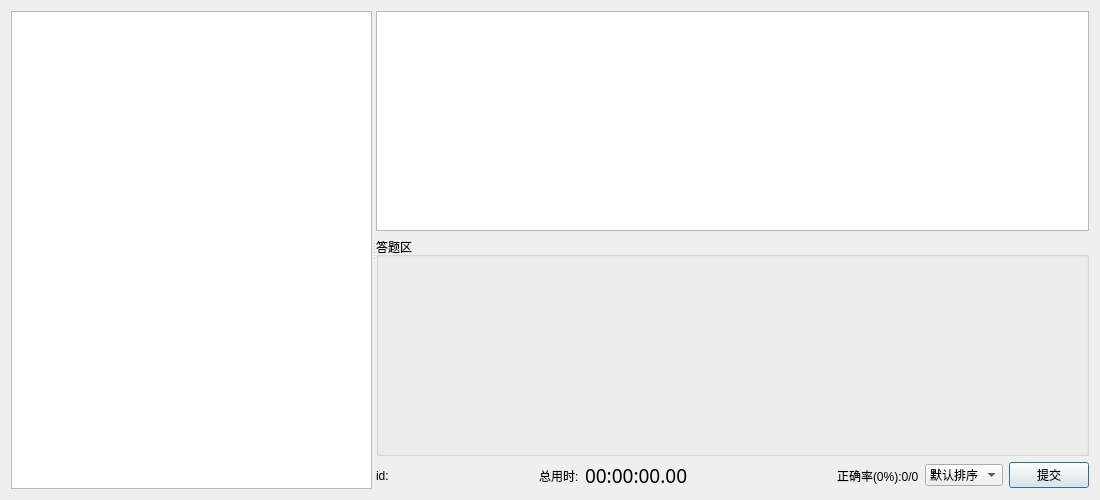
DKLost/questions, file ui/learningdialog.ui: the form before one commit.
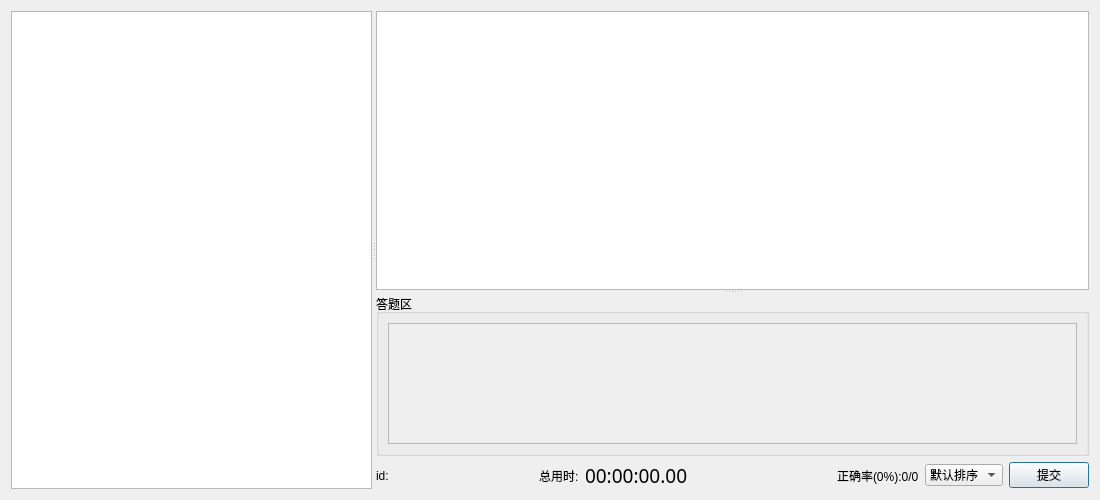
The form after the commit.

Commit message: 添加答题栏可滚动显示的功能

Patch:
```diff
--- a/ui/learningdialog.ui
+++ b/ui/learningdialog.ui
@@ -21,34 +21,14 @@
   </property>
   <layout class="QVBoxLayout" name="verticalLayout_2">
    <item>
-    <widget class="QSplitter" name="splitter">
+    <widget class="QSplitter" name="splitter_2">
      <property name="orientation">
       <enum>Qt::Horizontal</enum>
      </property>
      <widget class="QTableView" name="tableView"/>
      <widget class="QWidget" name="verticalLayoutWidget">
       <layout class="QGridLayout" name="gridLayout">
-       <item row="0" column="0">
-        <widget class="QTextBrowser" name="textBrowser">
-         <property name="font">
-          <font>
-           <family>Microsoft YaHei</family>
-           <pointsize>12</pointsize>
-          </font>
-         </property>
-         <property name="html">
-          <string>&lt;!DOCTYPE HTML PUBLIC &quot;-//W3C//DTD HTML 4.0//EN&quot; &quot;http://www.w3.org/TR/REC-html40/strict.dtd&quot;&gt;
-&lt;html&gt;&lt;head&gt;&lt;meta name=&quot;qrichtext&quot; content=&quot;1&quot; /&gt;&lt;meta charset=&quot;utf-8&quot; /&gt;&lt;style type=&quot;text/css&quot;&gt;
-p, li { white-space: pre-wrap; }
-hr { height: 1px; border-width: 0; }
-li.unchecked::marker { content: &quot;\2610&quot;; }
-li.checked::marker { content: &quot;\2612&quot;; }
-&lt;/style&gt;&lt;/head&gt;&lt;body style=&quot; font-family:'Microsoft YaHei'; font-size:12pt; font-weight:400; font-style:normal;&quot;&gt;
-&lt;p style=&quot;-qt-paragraph-type:empty; margin-top:0px; margin-bottom:0px; margin-left:0px; margin-right:0px; -qt-block-indent:0; text-indent:0px; font-family:'Microsoft YaHei UI';&quot;&gt;&lt;br /&gt;&lt;/p&gt;&lt;/body&gt;&lt;/html&gt;</string>
-         </property>
-        </widget>
-       </item>
-       <item row="2" column="0">
+       <item row="1" column="0">
         <layout class="QHBoxLayout" name="horizontalLayout">
          <item>
           <widget class="QLabel" name="idLabel">
@@ -139,18 +119,60 @@
          </item>
         </layout>
        </item>
-       <item row="1" column="0">
-        <widget class="QGroupBox" name="groupBox">
-         <property name="sizePolicy">
-          <sizepolicy hsizetype="Expanding" vsizetype="Expanding">
-           <horstretch>0</horstretch>
-           <verstretch>0</verstretch>
-          </sizepolicy>
+       <item row="0" column="0">
+        <widget class="QSplitter" name="splitter">
+         <property name="orientation">
+          <enum>Qt::Vertical</enum>
          </property>
-         <property name="title">
-          <string>答题区</string>
-         </property>
-         <layout class="QGridLayout" name="gridLayout_2"/>
+         <widget class="QTextBrowser" name="textBrowser">
+          <property name="font">
+           <font>
+            <family>Microsoft YaHei</family>
+            <pointsize>12</pointsize>
+           </font>
+          </property>
+          <property name="html">
+           <string>&lt;!DOCTYPE HTML PUBLIC &quot;-//W3C//DTD HTML 4.0//EN&quot; &quot;http://www.w3.org/TR/REC-html40/strict.dtd&quot;&gt;
+&lt;html&gt;&lt;head&gt;&lt;meta name=&quot;qrichtext&quot; content=&quot;1&quot; /&gt;&lt;meta charset=&quot;utf-8&quot; /&gt;&lt;style type=&quot;text/css&quot;&gt;
+p, li { white-space: pre-wrap; }
+hr { height: 1px; border-width: 0; }
+li.unchecked::marker { content: &quot;\2610&quot;; }
+li.checked::marker { content: &quot;\2612&quot;; }
+&lt;/style&gt;&lt;/head&gt;&lt;body style=&quot; font-family:'Microsoft YaHei'; font-size:12pt; font-weight:400; font-style:normal;&quot;&gt;
+&lt;p style=&quot;-qt-paragraph-type:empty; margin-top:0px; margin-bottom:0px; margin-left:0px; margin-right:0px; -qt-block-indent:0; text-indent:0px; font-family:'Microsoft YaHei UI';&quot;&gt;&lt;br /&gt;&lt;/p&gt;&lt;/body&gt;&lt;/html&gt;</string>
+          </property>
+         </widget>
+         <widget class="QGroupBox" name="_groupBox">
+          <property name="sizePolicy">
+           <sizepolicy hsizetype="Expanding" vsizetype="Expanding">
+            <horstretch>0</horstretch>
+            <verstretch>0</verstretch>
+           </sizepolicy>
+          </property>
+          <property name="title">
+           <string>答题区</string>
+          </property>
+          <layout class="QGridLayout" name="gridLayout_2">
+           <item row="0" column="0">
+            <widget class="QScrollArea" name="scrollArea">
+             <property name="widgetResizable">
+              <bool>true</bool>
+             </property>
+             <widget class="QWidget" name="groupBox">
+              <property name="geometry">
+               <rect>
+                <x>0</x>
+                <y>0</y>
+                <width>711</width>
+                <height>235</height>
+               </rect>
+              </property>
+              <layout class="QGridLayout" name="gridLayout_4"/>
+             </widget>
+            </widget>
+           </item>
+          </layout>
+         </widget>
         </widget>
        </item>
       </layout>
```
Left out of the diff: 2 changed lines with no effect on the pictures.
